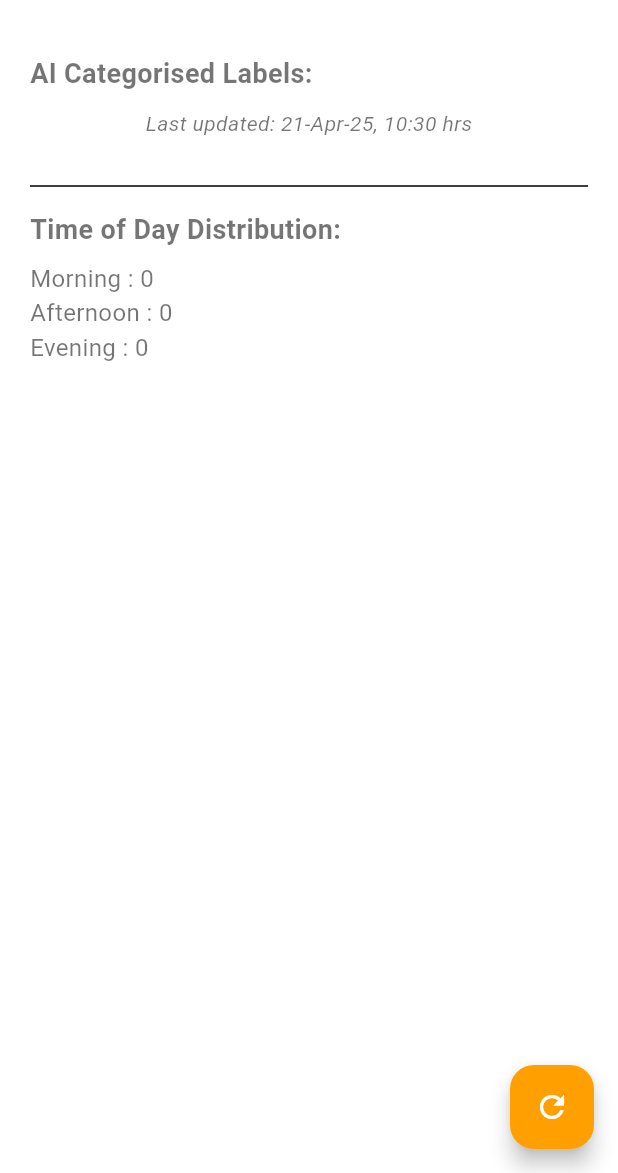
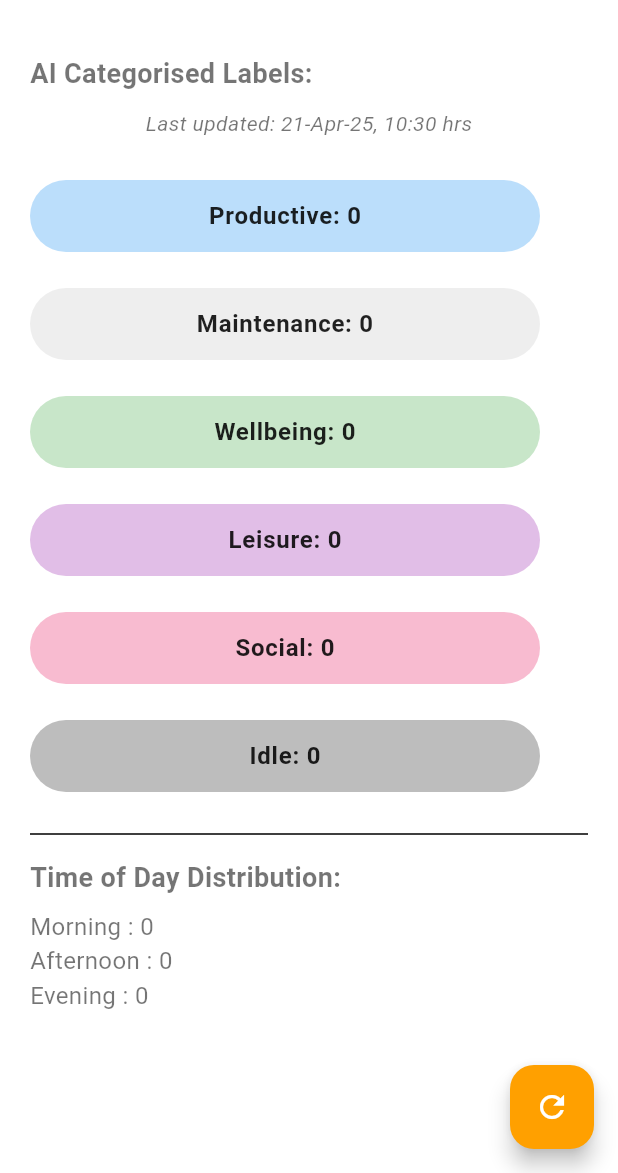
Before and after one commit to rashmishanbhogue/trackbackapp, a Flutter app: the AiMetricsScreen screen opened directly, after a tap on the "refresh" icon, on a phone screen of 412 x 824 dp, the part 63-1236 px from its top. Run offline on Flutter 3.47's test engine with Material 3 defaults, Android fonts, the phone set to English and light mode, and no system bars; our stand-ins replace fl_chart, flutter_dotenv, flutter_riverpod, flutter_svg, hive, hive_flutter; accounts and stored records are empty; Roboto replaces fonts that are missing (SF Pro).

Commit message:
ai metrics
better ux, expandable chips, visible categorisation of hive entries, standard narrowed down 6 chip titles for the prompt

```diff
--- a/lib/screens/ai_metrics_screen.dart
+++ b/lib/screens/ai_metrics_screen.dart
@@ -8,6 +8,7 @@ import '../models/entry.dart';
 import '../utils/time_utils.dart';
 import '../utils/ai_labeling.dart';
 import '../utils/hive_utils.dart';
+import '../utils/constants.dart';
 
 class AiMetricsScreen extends ConsumerStatefulWidget {
   const AiMetricsScreen({super.key});
@@ -47,16 +48,33 @@ class AiMetricsScreenState extends ConsumerState<AiMetricsScreen> {
       'Afternoon': 0,
       'Evening': 0
     };
+    Map<String, List<Entry>> labelToEntries = {};
+
+    final storedLabels = await getLabelsFromHive();
+    labelCounts.addAll(storedLabels);
+
+    if (labelCounts.isNotEmpty) {
+      for (final entry in allEntries) {
+        final block = getTimeOfDayBlock(entry.timestamp);
+        timeOfDayCounts[block] = (timeOfDayCounts[block] ?? 0) + 1;
+      }
+      return {
+        'labels': labelCounts,
+        'times': timeOfDayCounts,
+        'entries': labelToEntries, // empty if loading from hive
+      };
+    }
 
     for (final entry in allEntries) {
       String label = entry.label;
       if (label.isEmpty) {
         label = await classifyEntry(entry.text);
       }
-
       final validLabel = label.isNotEmpty ? label : 'Uncategorized';
       final category = getBroaderCategory(validLabel);
+
       labelCounts[category] = (labelCounts[category] ?? 0) + 1;
+      labelToEntries.putIfAbsent(category, () => []).add(entry);
 
       final block = getTimeOfDayBlock(entry.timestamp);
       timeOfDayCounts[block] = (timeOfDayCounts[block] ?? 0) + 1;
@@ -66,33 +84,13 @@ class AiMetricsScreenState extends ConsumerState<AiMetricsScreen> {
     return {
       'labels': labelCounts,
       'times': timeOfDayCounts,
+      'entries': labelToEntries,
     };
   }
 
   String getBroaderCategory(String label) {
-    const broaderCategories = {
-      'Work': ['bug fix', 'development', 'programming', 'office', 'test'],
-      'Chores': ['cook', 'meal', 'dinner', 'breakfast', 'lunch', 'clean'],
-      'Errands': ['shopping', 'bank', 'temple'],
-      'Health': ['workout', 'exercise', 'health', 'walk'],
-      'Distraction': [
-        'social',
-        'gaming',
-        'tv',
-        'youtube',
-        'phone',
-        'instagram'
-      ],
-    };
-
-    final lowerLabel = label.toLowerCase();
-
-    for (var category in broaderCategories.keys) {
-      for (var keyword in broaderCategories[category]!) {
-        if (lowerLabel.contains(keyword)) {
-          return category;
-        }
-      }
+    if (standardCategories.contains(label)) {
+      return label;
     }
     return 'Uncategorized';
   }
@@ -187,11 +185,12 @@ class AiMetricsScreenState extends ConsumerState<AiMetricsScreen> {
 
           final labelCounts = snapshot.data!['labels'] as Map<String, int>;
           final timeOfDayCounts = snapshot.data!['times'] as Map<String, int>;
+          final labelToEntries =
+              snapshot.data!['entries'] as Map<String, List<Entry>>;
 
           return Padding(
             padding: const EdgeInsets.symmetric(horizontal: 20, vertical: 10),
             child: SingleChildScrollView(
-              padding: const EdgeInsets.all(0),
               child: Column(
                 crossAxisAlignment: CrossAxisAlignment.start,
                 children: [
@@ -212,27 +211,100 @@ class AiMetricsScreenState extends ConsumerState<AiMetricsScreen> {
                     ),
                     const SizedBox(height: 16),
                   ],
-                  ...labelCounts.entries.map((e) {
-                    return Row(
+
+                  /// build the category chips
+                  ...standardCategories.map((category) {
+                    final count = labelCounts[category] ?? 0;
+                    final entries = labelToEntries[category] ?? [];
+
+                    return Padding(
+                      padding: const EdgeInsets.symmetric(vertical: 4),
+                      child: ExpansionTile(
+                        tilePadding: EdgeInsets.zero,
+                        shape: RoundedRectangleBorder(
+                          borderRadius: BorderRadius.circular(30),
+                        ),
+                        collapsedShape: RoundedRectangleBorder(
+                          borderRadius: BorderRadius.circular(30),
+                        ),
+                        trailing: const SizedBox.shrink(),
+                        title: Container(
+                          padding: const EdgeInsets.symmetric(
+                              horizontal: 16, vertical: 12),
+                          decoration: BoxDecoration(
+                            color: getCategoryColor(category, isDark),
+                            borderRadius: BorderRadius.circular(30),
+                          ),
+                          child: isRefreshing
+                              ? Row(
+                                  mainAxisAlignment: MainAxisAlignment.center,
                                   children: [
                                     Text(
-                          '${e.key}: ${e.value}',
-                          style: const TextStyle(fontSize: 16),
+                                      '$category: $count',
+                                      style: TextStyle(
+                                        color: isDark
+                                            ? Colors.white70
+                                            : Colors.black87,
+                                        fontWeight: FontWeight.w600,
                                       ),
-                        if (isRefreshing)
-                          const Padding(
-                            padding: EdgeInsets.only(left: 10),
-                            child: SizedBox(
+                                    ),
+                                    const SizedBox(width: 15),
+                                    SizedBox(
                                       width: 16,
                                       height: 16,
                                       child: CircularProgressIndicator(
                                         strokeWidth: 2,
+                                        valueColor:
+                                            AlwaysStoppedAnimation<Color>(
+                                          theme.colorScheme.primary,
                                         ),
                                       ),
                                     ),
                                   ],
+                                )
+                              : Center(
+                                  child: Text(
+                                    '$category: $count',
+                                    style: TextStyle(
+                                      color: Colors.black87,
+                                      fontWeight: FontWeight.w600,
+                                    ),
+                                  ),
+                                ),
+                        ),
+                        children: entries.isNotEmpty
+                            ? entries
+                                .map((entry) => ListTile(
+                                      title: Text(
+                                        entry.text,
+                                        style: TextStyle(
+                                          color: isDark
+                                              ? Colors.white
+                                              : Colors.black,
+                                        ),
+                                      ),
+                                      subtitle: Text(
+                                        DateFormat('dd MMM, HH:mm')
+                                            .format(entry.timestamp),
+                                        style: TextStyle(
+                                          color: isDark
+                                              ? Colors.white54
+                                              : Colors.black54,
+                                        ),
+                                      ),
+                                    ))
+                                .toList()
+                            : [
+                                const Padding(
+                                  padding: EdgeInsets.all(8),
+                                  child: Text(
+                                      'No entries found for this category.'),
+                                ),
+                              ],
+                      ),
                     );
                   }).toList(),
+
                   const Divider(height: 32),
                   const Text(
                     'Time of Day Distribution:',
@@ -253,4 +325,23 @@ class AiMetricsScreenState extends ConsumerState<AiMetricsScreen> {
       ),
     );
   }
+
+  Color getCategoryColor(String category, bool isDark) {
+    switch (category) {
+      case 'Productive':
+        return isDark ? Colors.blue.shade200 : Colors.blue.shade100;
+      case 'Maintenance':
+        return isDark ? Colors.grey.shade500 : Colors.grey.shade200;
+      case 'Wellbeing':
+        return isDark ? Colors.green.shade200 : Colors.green.shade100;
+      case 'Leisure':
+        return isDark ? Colors.purple.shade200 : Colors.purple.shade100;
+      case 'Social':
+        return isDark ? Colors.pink.shade200 : Colors.pink.shade100;
+      case 'Idle':
+        return isDark ? Colors.grey.shade700 : Colors.grey.shade400;
+      default:
+        return Colors.grey.shade200;
     }
+  }
+}
--- a/lib/utils/ai_labeling.dart
+++ b/lib/utils/ai_labeling.dart
@@ -1,9 +1,7 @@
-import 'package:langchain/langchain.dart';
-import 'package:langchain_openai/langchain_openai.dart';
 import 'package:flutter_dotenv/flutter_dotenv.dart';
 import 'package:http/http.dart' as http;
 import 'dart:convert';
-import '../models/entry.dart';
+import '../utils/constants.dart';
 
 Future<String> classifyEntry(String text) async {
   final url = 'https://api.groq.com/openai/v1/chat/completions';
@@ -23,12 +21,18 @@ Future<String> classifyEntry(String text) async {
     'messages': [
       {
         'role': 'system',
-        'content':
-            'You are a strict classifier. Return only the label, no explanations, no extra text.'
+        'content': '''
+You are a strict classifier. Return only one label from this list, nothing else:
+
+Productive, Maintenance, Wellbeing, Leisure, Social, Idle.
+
+Do not return anything outside this list, no extra text, no explanations.
+If uncertain, return "Idle".
+'''
       },
       {
         'role': 'user',
-        'content': 'Classify this text into one label only:\n"$text"',
+        'content': 'Classify this text:\n"$text"',
       }
     ],
     'temperature': 0.0,
@@ -41,9 +45,9 @@ Future<String> classifyEntry(String text) async {
       final data = jsonDecode(response.body);
       final choices = data['choices'];
       if (choices != null && choices.isNotEmpty) {
-        final content = choices[0]['message']['content'];
-        if (content != null) {
-          return content.trim();
+        final content = choices[0]['message']['content']?.trim();
+        if (content != null && standardCategories.contains(content)) {
+          return content;
         }
       }
     }
--- /dev/null
+++ b/lib/utils/constants.dart
@@ -0,0 +1,8 @@
+const List<String> standardCategories = [
+  'Productive',
+  'Maintenance',
+  'Wellbeing',
+  'Leisure',
+  'Social',
+  'Idle',
+];
```
Lines whose indentation alone changed are shown as unchanged.
